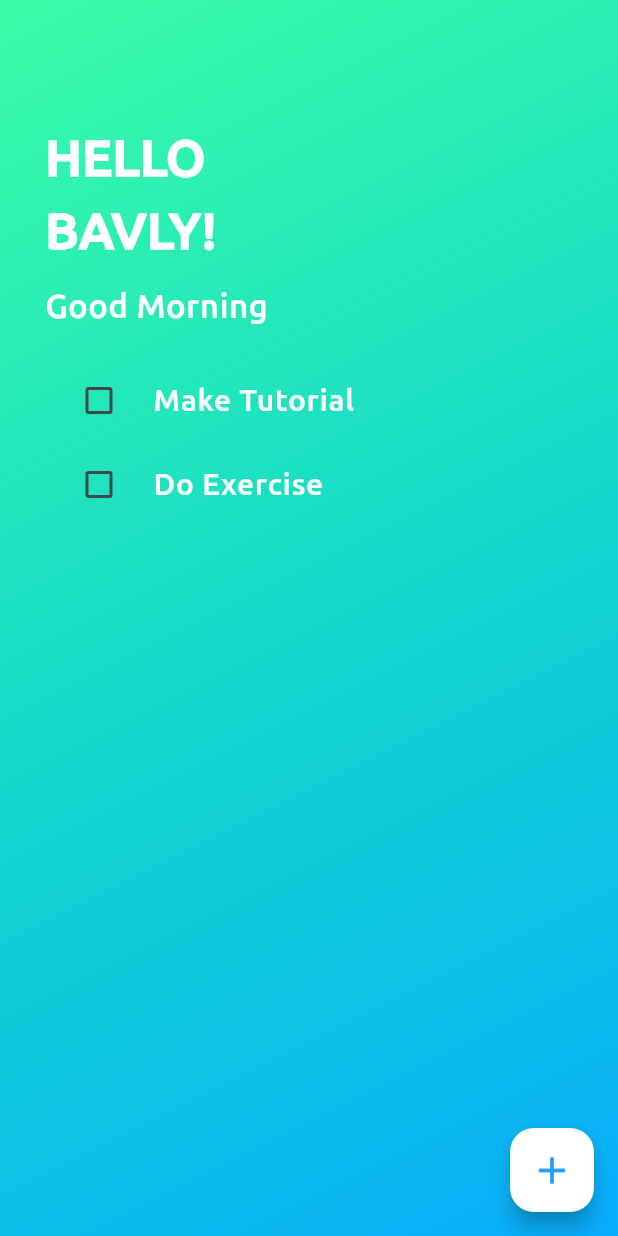
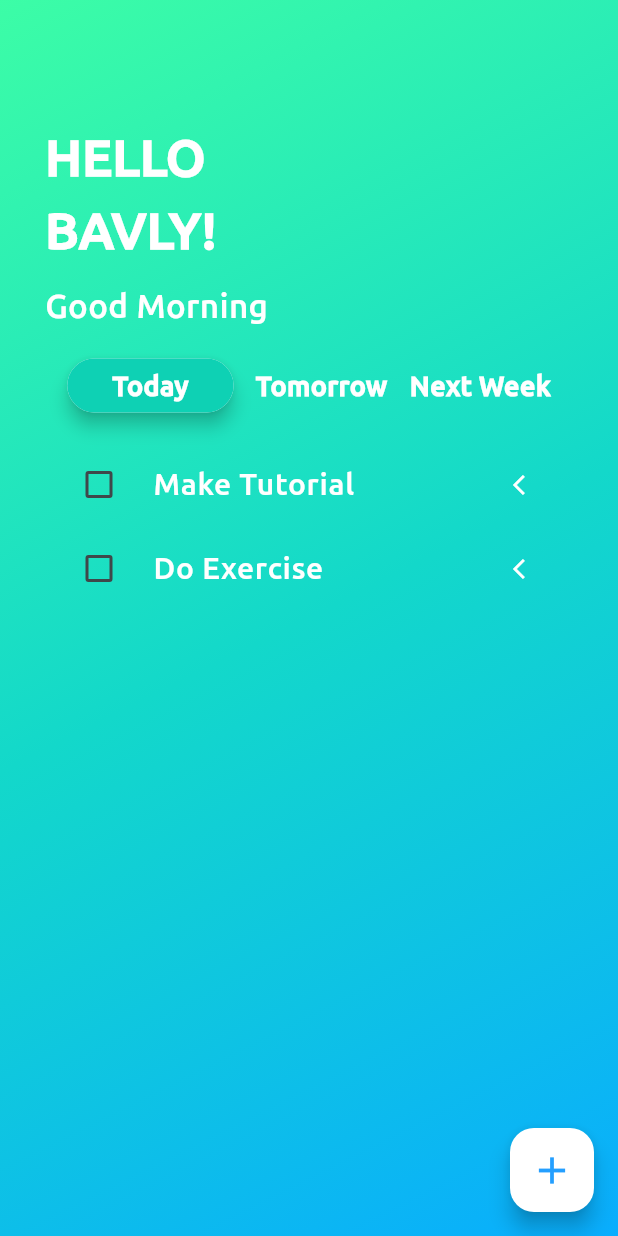
Before and after one commit to bavlysafwatt/ToDoApp, a Flutter app: the screen it shows after launch, on a phone screen of 412 x 824 dp. Run offline on Flutter 3.47's test engine with Material 3 defaults, Android fonts, the phone set to English and light mode, and no system bars; drawn by our look-alikes of flutter_slidable; our stand-ins replace hive, hive_flutter; accounts and stored records are empty.

Commit message:
create day tiles

```diff
--- /dev/null
+++ b/lib/components/day_tile.dart
@@ -0,0 +1,40 @@
+import 'package:flutter/material.dart';
+
+class DayTile extends StatelessWidget {
+  const DayTile({super.key, required this.day, required this.isActive});
+
+  final String day;
+  final bool isActive;
+
+  @override
+  Widget build(BuildContext context) {
+    return isActive
+        ? Material(
+            elevation: 5,
+            borderRadius: BorderRadius.circular(30),
+            child: Container(
+              padding: const EdgeInsets.symmetric(horizontal: 30, vertical: 5),
+              decoration: BoxDecoration(
+                color: const Color.fromARGB(255, 14, 209, 180),
+                borderRadius: BorderRadius.circular(30),
+              ),
+              child: Text(
+                day,
+                style: const TextStyle(
+                  fontSize: 18,
+                  color: Colors.white,
+                  fontWeight: FontWeight.bold,
+                ),
+              ),
+            ),
+          )
+        : Text(
+            day,
+            style: const TextStyle(
+              fontSize: 18,
+              color: Colors.white,
+              fontWeight: FontWeight.bold,
+            ),
+          );
+  }
+}
--- a/lib/components/todo_item.dart
+++ b/lib/components/todo_item.dart
@@ -42,6 +42,11 @@ class ToDoItem extends StatelessWidget {
             decorationColor: todoModel.isCompleted ? Colors.white : null,
           ),
         ),
+        secondary: const Icon(
+          Icons.arrow_back_ios,
+          size: 16,
+          color: Colors.white,
+        ),
       ),
     );
   }
--- a/lib/pages/home_page.dart
+++ b/lib/pages/home_page.dart
@@ -1,5 +1,6 @@
 import 'package:flutter/material.dart';
 import 'package:hive/hive.dart';
+import 'package:todo_app/components/day_tile.dart';
 import 'package:todo_app/components/dialog_box.dart';
 import 'package:todo_app/components/todo_item.dart';
 import 'package:todo_app/data/database.dart';
@@ -16,6 +17,7 @@ class _HomePageState extends State<HomePage> {
   final box = Hive.box('todoBox');
   Database database = Database();
   TextEditingController taskName = TextEditingController();
+  bool today = true, tomorrow = false, nextWeek = false;
 
   @override
   void initState() {
@@ -109,6 +111,51 @@ class _HomePageState extends State<HomePage> {
                 ),
               ),
               const SizedBox(height: 20),
+              Row(
+                mainAxisAlignment: MainAxisAlignment.spaceEvenly,
+                children: [
+                  GestureDetector(
+                    onTap: () {
+                      setState(() {
+                        today = true;
+                        tomorrow = false;
+                        nextWeek = false;
+                      });
+                    },
+                    child: DayTile(
+                      day: 'Today',
+                      isActive: today,
+                    ),
+                  ),
+                  GestureDetector(
+                    onTap: () {
+                      setState(() {
+                        today = false;
+                        tomorrow = true;
+                        nextWeek = false;
+                      });
+                    },
+                    child: DayTile(
+                      day: 'Tomorrow',
+                      isActive: tomorrow,
+                    ),
+                  ),
+                  GestureDetector(
+                    onTap: () {
+                      setState(() {
+                        today = false;
+                        tomorrow = false;
+                        nextWeek = true;
+                      });
+                    },
+                    child: DayTile(
+                      day: 'Next Week',
+                      isActive: nextWeek,
+                    ),
+                  ),
+                ],
+              ),
+              const SizedBox(height: 20),
               Expanded(
                 child: ListView.builder(
                   padding: const EdgeInsets.all(0),
```
